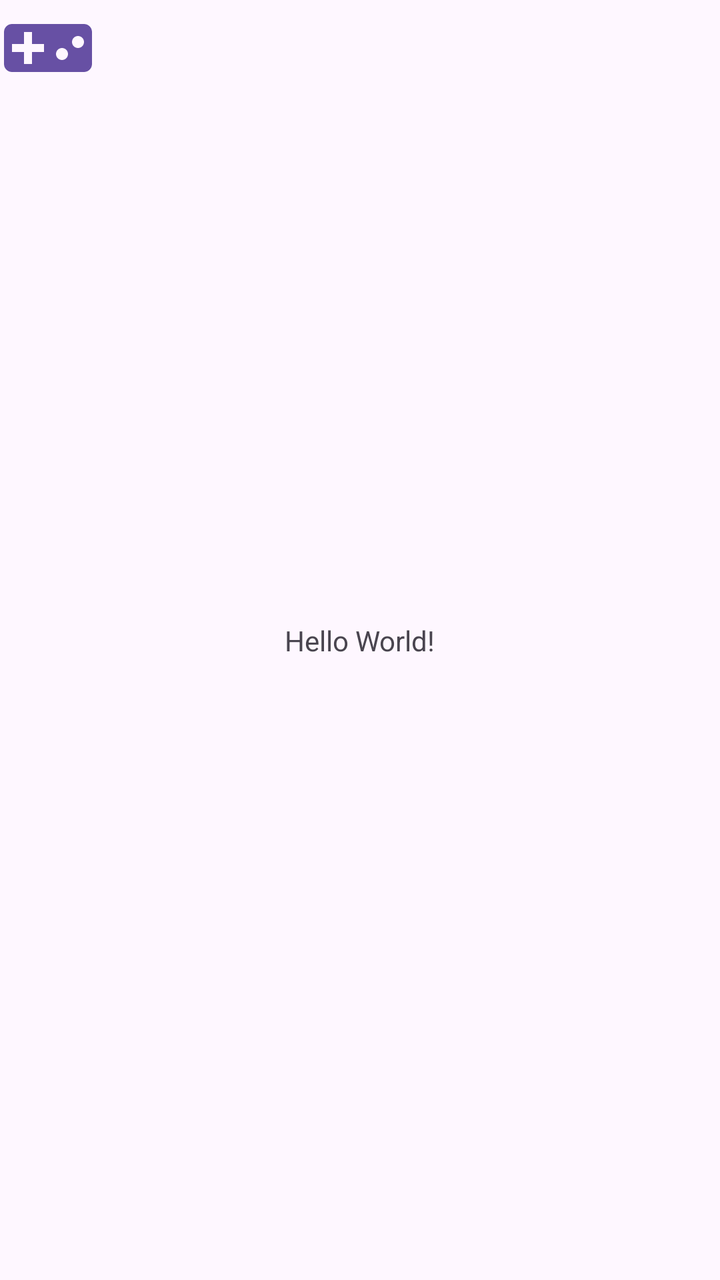
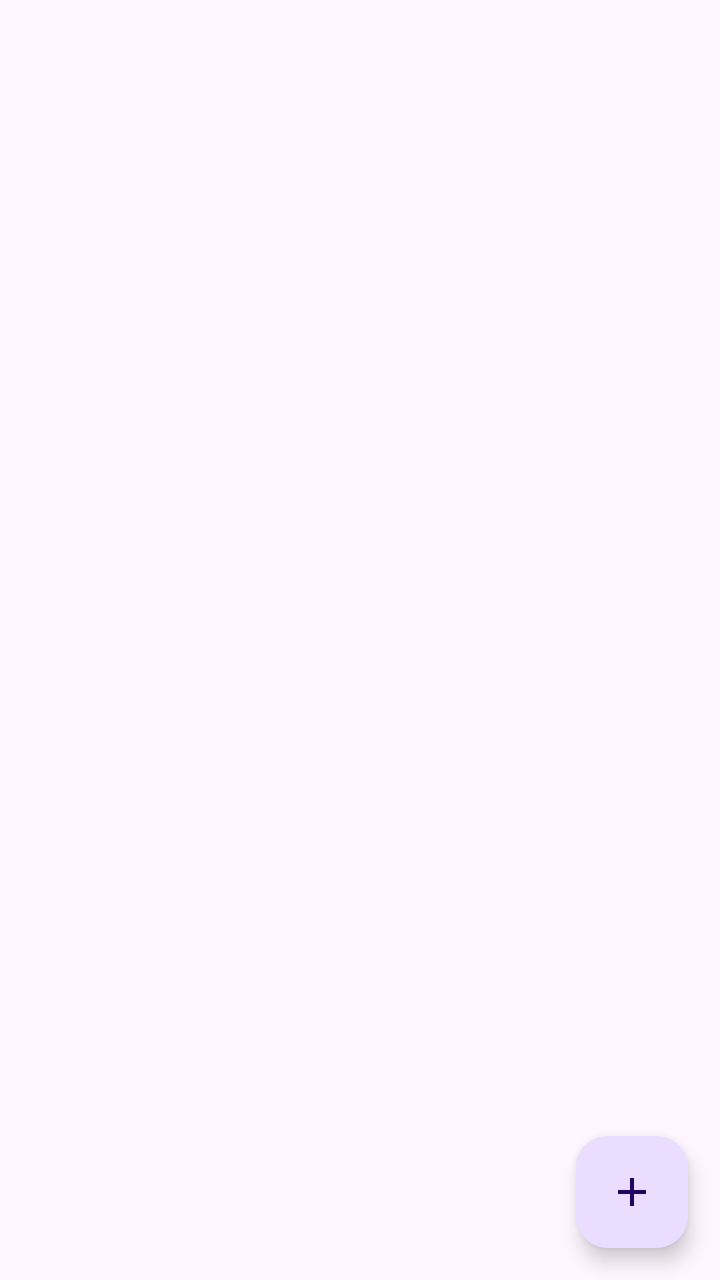

An Android layout rendered at two revisions. The XML below is the earlier revision; the diff shows what the commit changed to produce the second picture.
<!-- AndroidManifest.xml: application theme Theme.BibliotecaDeJuegos -->
<!-- res/layout/activity_main.xml -->
<?xml version="1.0" encoding="utf-8"?>
<androidx.constraintlayout.widget.ConstraintLayout xmlns:android="http://schemas.android.com/apk/res/android"
    xmlns:app="http://schemas.android.com/apk/res-auto"
    xmlns:tools="http://schemas.android.com/tools"
    android:id="@+id/main"
    android:layout_width="match_parent"
    android:layout_height="match_parent"
    tools:context=".MainActivity">

    <TextView
        android:layout_width="wrap_content"
        android:layout_height="wrap_content"
        android:text="Hello World!"
        app:layout_constraintBottom_toBottomOf="parent"
        app:layout_constraintEnd_toEndOf="parent"
        app:layout_constraintStart_toStartOf="parent"
        app:layout_constraintTop_toTopOf="parent" />


   <ImageView
       android:id="@+id/imagen_portada"
       android:layout_width="48dp"
       android:layout_height="48dp"
       android:contentDescription="@null"
       app:srcCompat="@drawable/ic_launcher_game"
       app:tint="?attr/colorPrimary"
       tools:ignore="MissingConstraints" />
</androidx.constraintlayout.widget.ConstraintLayout>
<!-- resources referenced by this layout -->
<resources>
  <!-- drawable ic_launcher_game (drawable) -->
  <vector xmlns:android="http://schemas.android.com/apk/res/android" android:height="24dp" android:tint="#000000" android:viewportHeight="24" android:viewportWidth="24" android:width="24dp">
        
      <path android:fillColor="@android:color/white" android:pathData="M21,6L3,6c-1.1,0 -2,0.9 -2,2v8c0,1.1 0.9,2 2,2h18c1.1,0 2,-0.9 2,-2L23,8c0,-1.1 -0.9,-2 -2,-2zM11,13L8,13v3L6,16v-3L3,13v-2h3L6,8h2v3h3v2zM15.5,15c-0.83,0 -1.5,-0.67 -1.5,-1.5s0.67,-1.5 1.5,-1.5 1.5,0.67 1.5,1.5 -0.67,1.5 -1.5,1.5zM19.5,12c-0.83,0 -1.5,-0.67 -1.5,-1.5S18.67,9 19.5,9s1.5,0.67 1.5,1.5 -0.67,1.5 -1.5,1.5z"/>
      
  </vector>
  <style name="Theme.BibliotecaDeJuegos" parent="Base.Theme.BibliotecaDeJuegos" />
  <style name="Base.Theme.BibliotecaDeJuegos" parent="Theme.Material3.DayNight">
          <item name="colorPrimary">@color/azul</item>
          <item name="colorOnPrimary">@color/blanco</item>
          <item name="colorPrimaryContainer">@color/azul_muy_claro</item>
          <item name="colorOnPrimaryContainer">@color/azul_muy_oscuro</item>
      </style>
  <color name="azul">#0031FF</color>
  <color name="blanco">#FFFFFFFF</color>
  <color name="azul_muy_claro">#C4D0FF</color>
  <color name="azul_muy_oscuro">#001675</color>
</resources>

<!-- the commit's change to res/layout/activity_main.xml (unified diff, before → after) -->
@@ -7,22 +7,61 @@
     android:layout_height="match_parent"
     tools:context=".MainActivity">
 
-    <TextView
-        android:layout_width="wrap_content"
-        android:layout_height="wrap_content"
-        android:text="Hello World!"
-        app:layout_constraintBottom_toBottomOf="parent"
+    <androidx.recyclerview.widget.RecyclerView
+        android:id="@+id/lista_juegos"
+        android:layout_width="0dp"
+        android:layout_height="100dp"
+        android:padding="8dp"
+        android:clipToPadding="false"
         app:layout_constraintEnd_toEndOf="parent"
         app:layout_constraintStart_toStartOf="parent"
-        app:layout_constraintTop_toTopOf="parent" />
+        app:layout_constraintTop_toTopOf="parent"
+        tools:listitem="@layout/item_juego" />
+
+    <com.google.android.material.floatingactionbutton.FloatingActionButton
+    android:id="@+id/boton_anadir"
+    android:layout_width="wrap_content"
+    android:layout_height="wrap_content"
+    android:layout_margin="16dp"
+    android:contentDescription="@string/anadir_juego"
+
+    app:layout_constraintBottom_toBottomOf="parent"
+    app:layout_constraintEnd_toEndOf="@+id/lista_juegos"
+    app:srcCompat="@drawable/ic_anadir" />
 
 
-   <ImageView
-       android:id="@+id/imagen_portada"
-       android:layout_width="48dp"
-       android:layout_height="48dp"
-       android:contentDescription="@null"
-       app:srcCompat="@drawable/ic_launcher_game"
-       app:tint="?attr/colorPrimary"
-       tools:ignore="MissingConstraints" />
+
 </androidx.constraintlayout.widget.ConstraintLayout>
+<!-- res/layout/item_juego.xml (included above) -->
+<?xml version="1.0" encoding="utf-8"?>
+<com.google.android.material.card.MaterialCardView xmlns:android="http://schemas.android.com/apk/res/android"
+    xmlns:app="http://schemas.android.com/apk/res-auto"
+    android:layout_width="match_parent"
+    android:layout_height="match_parent">
+
+
+    <LinearLayout
+        android:layout_width="match_parent"
+        android:layout_height="70dp"
+        android:layout_margin="10dp"
+        android:orientation="horizontal">
+
+        <ImageView
+            android:id="@+id/imageView2"
+            android:layout_width="50dp"
+            android:layout_height="50dp"
+            app:srcCompat="@drawable/ic_launcher_game" />
+
+        <LinearLayout
+            android:layout_width="match_parent"
+            android:layout_height="match_parent"
+            android:orientation="vertical">
+
+            <TextView
+                android:id="@+id/textView2"
+                android:layout_width="match_parent"
+                android:layout_height="wrap_content"
+                android:text="TextView" />
+        </LinearLayout>
+    </LinearLayout>
+</com.google.android.material.card.MaterialCardView>
<!-- resource entries referenced after the edit -->
@@ -1,11 +1,18 @@
 <!-- resources referenced by this layout -->
 <resources>
+  <!-- drawable ic_anadir (drawable) -->
+  <vector xmlns:android="http://schemas.android.com/apk/res/android" android:height="24dp" android:tint="#000000" android:viewportHeight="24" android:viewportWidth="24" android:width="24dp">
+        
+      <path android:fillColor="@android:color/white" android:pathData="M19,13h-6v6h-2v-6H5v-2h6V5h2v6h6v2z"/>
+      
+  </vector>
   <!-- drawable ic_launcher_game (drawable) -->
   <vector xmlns:android="http://schemas.android.com/apk/res/android" android:height="24dp" android:tint="#000000" android:viewportHeight="24" android:viewportWidth="24" android:width="24dp">
         
       <path android:fillColor="@android:color/white" android:pathData="M21,6L3,6c-1.1,0 -2,0.9 -2,2v8c0,1.1 0.9,2 2,2h18c1.1,0 2,-0.9 2,-2L23,8c0,-1.1 -0.9,-2 -2,-2zM11,13L8,13v3L6,16v-3L3,13v-2h3L6,8h2v3h3v2zM15.5,15c-0.83,0 -1.5,-0.67 -1.5,-1.5s0.67,-1.5 1.5,-1.5 1.5,0.67 1.5,1.5 -0.67,1.5 -1.5,1.5zM19.5,12c-0.83,0 -1.5,-0.67 -1.5,-1.5S18.67,9 19.5,9s1.5,0.67 1.5,1.5 -0.67,1.5 -1.5,1.5z"/>
       
   </vector>
+  <string name="anadir_juego">Añadir juego</string>
   <style name="Theme.BibliotecaDeJuegos" parent="Base.Theme.BibliotecaDeJuegos" />
   <style name="Base.Theme.BibliotecaDeJuegos" parent="Theme.Material3.DayNight">
           <item name="colorPrimary">@color/azul</item>
